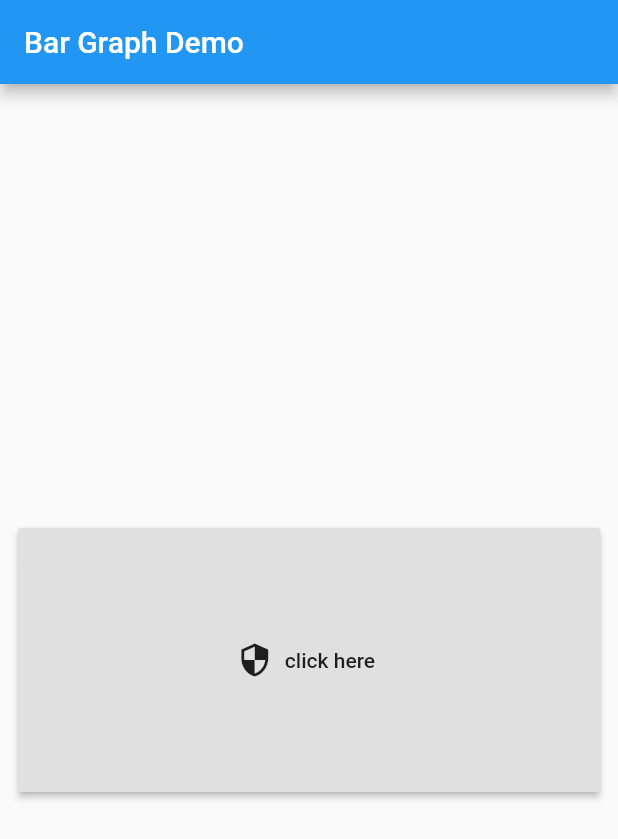
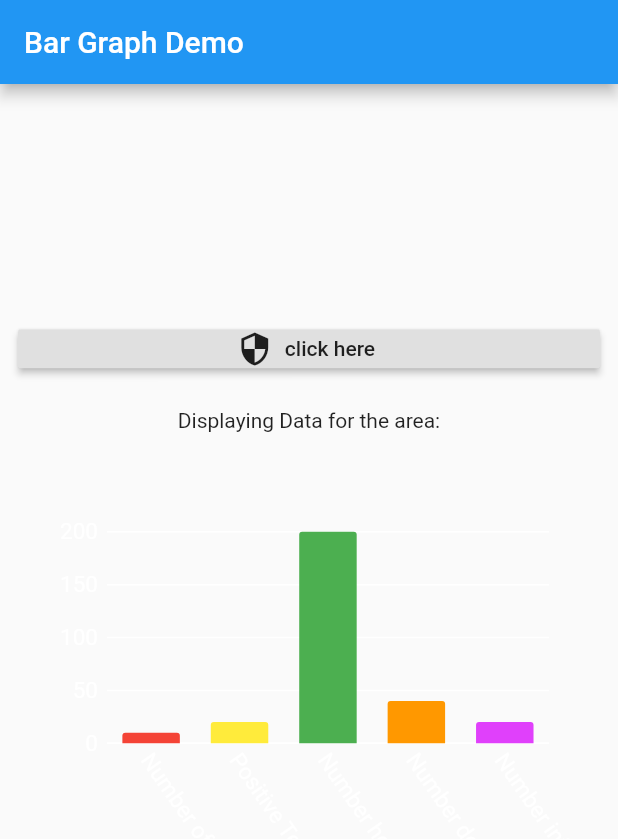
Before and after one commit to SashvDave/Breakout-Covid, a Flutter app: the BarGraphScreen screen opened directly, on a phone screen of 412 x 824 dp. Shown: the top 839 px of the screen. Run offline on Flutter 3.47's test engine with Material 2 defaults, Android fonts, the phone set to English and light mode, and no system bars; our stand-ins replace charts_flutter, firebase_auth, google_sign_in; accounts and stored records are empty; network calls fail; project files that could hold a hidden picture were left out.

Commit message:
Update Stats.dart

```diff
--- a/lib/src/Stats.dart
+++ b/lib/src/Stats.dart
@@ -22,17 +22,30 @@ class _MyAppState extends State<Stats> {
       debugShowCheckedModeBanner: false,
       home: BarGraphScreen(),
       theme: ThemeData(
-        primaryColor: Colors.blue,
+        brightness: Brightness.dark,
+        primaryColor: Colors.deepOrange,
       ),
     );
   }
 }
 
 class BarGraphScreen extends StatefulWidget {
-  BarGraphScreen({Key key}) : super(key: key);
+  BarGraphScreen({Key key, this.title}) : super(key: key);
+
+  final String title;
 
   @override
   _BarGraphDemoState createState() => _BarGraphDemoState();
+}
+
+class StatsbyState {
+  final String category;
+  final int numbers;
+  final charts.Color color;
+
+  StatsbyState(this.category, this.numbers, Color color)
+      : this.color = charts.Color(
+            r: color.red, g: color.green, b: color.blue, a: color.alpha);
 }
 
 final stateNames = {
@@ -144,6 +157,66 @@ class _BarGraphDemoState extends State<BarGraphScreen> {
 
   @override
   Widget build(BuildContext context) {
+
+    var data = [
+      StatsbyState('Number of Cases', 10, Colors.red),
+      StatsbyState('Positive Test Rate', 20, Colors.yellow),
+      StatsbyState('Number hopsitalized', 200, Colors.green),
+      StatsbyState('Number dead', 40, Colors.orange),
+      StatsbyState('Number infected', 20, Colors.purpleAccent),
+    ];
+
+
+    var series = [
+      charts.Series(
+        domainFn: (StatsbyState clickData, _) => clickData.category,
+        measureFn: (StatsbyState clickData, _) => clickData.numbers,
+        colorFn: (StatsbyState clickData, _) => clickData.color,
+        id: 'Clicks',
+        data: data,
+      ),
+    ];
+
+    var chart = charts.BarChart(
+      series,
+      animate: true,
+      domainAxis: new charts.OrdinalAxisSpec(
+          renderSpec: new charts.SmallTickRendererSpec(
+            labelRotation: 55,
+
+              // Tick and Label styling here.
+              labelStyle: new charts.TextStyleSpec(
+                  fontSize: 15, // size in Pts.
+                  color: charts.MaterialPalette.white),
+
+              // Change the line colors to match text color.
+              lineStyle: new charts.LineStyleSpec(
+                  color: charts.MaterialPalette.white))),
+
+      /// Assign a custom style for the measure axis.
+      primaryMeasureAxis: new charts.NumericAxisSpec(
+          renderSpec: new charts.GridlineRendererSpec(
+
+              // Tick and Label styling here.
+              labelStyle: new charts.TextStyleSpec(
+                  fontSize: 15, // size in Pts.
+                  color: charts.MaterialPalette.white),
+
+              // Change the line colors to match text color.
+              lineStyle: new charts.LineStyleSpec(
+                  color: charts.MaterialPalette.white)),
+
+      ),
+    );
+
+    var chartWidget = Padding(
+      padding: EdgeInsets.all(32.0),
+      child: SizedBox(
+        height: 300.0,
+        child: chart,
+      ),
+    );
+
     return Scaffold(
       appBar: AppBar(
         title: Text('Bar Graph Demo'),
@@ -153,7 +226,7 @@ class _BarGraphDemoState extends State<BarGraphScreen> {
         crossAxisAlignment: CrossAxisAlignment.center,
         children: <Widget>[
           Container(
-            height: 200,
+            height: 50,
             width: double.infinity,
             padding: const EdgeInsets.all(12),
             child: RaisedButton.icon(
@@ -163,6 +236,12 @@ class _BarGraphDemoState extends State<BarGraphScreen> {
                 icon: Icon(Icons.security),
                 label: Text('click here')),
           ),
+          new Container(
+                  margin: EdgeInsets.only(top: 5, bottom: 10),
+                  padding: EdgeInsets.all(10.0),
+                  child: Text('Displaying Data for the area:'),
+          ),
+          chartWidget
         ],
       ),
     );
```
